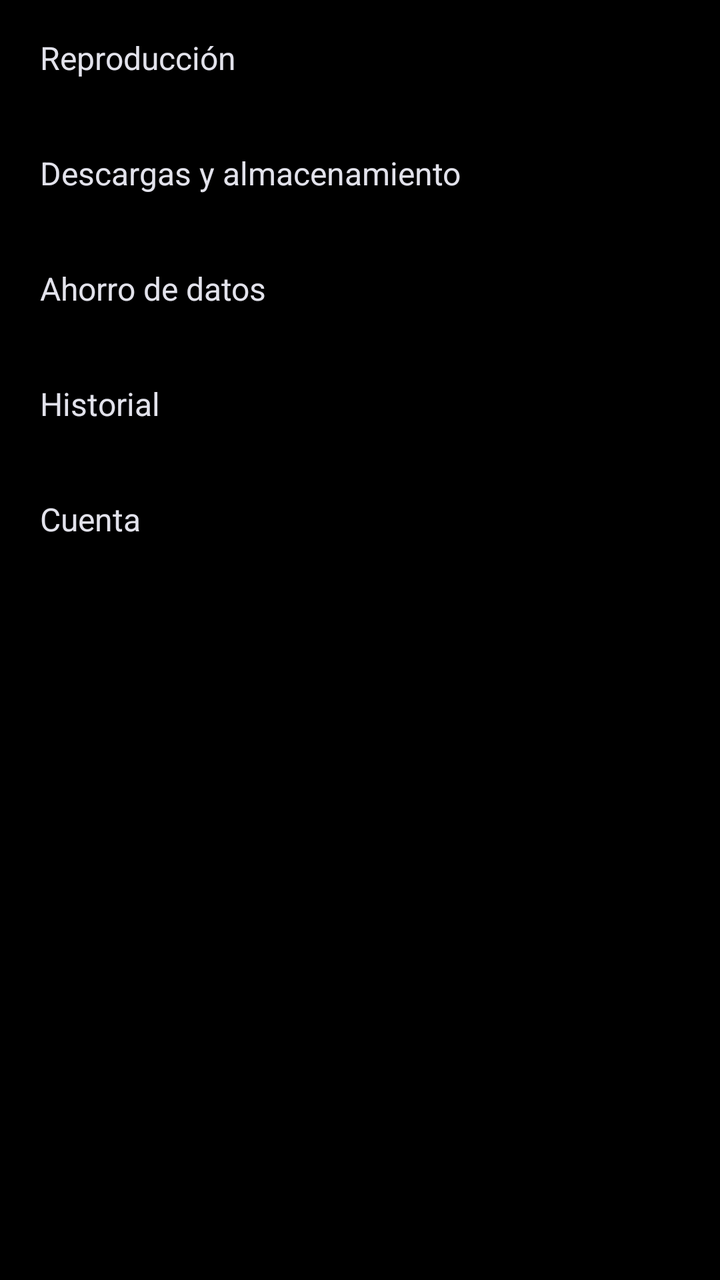
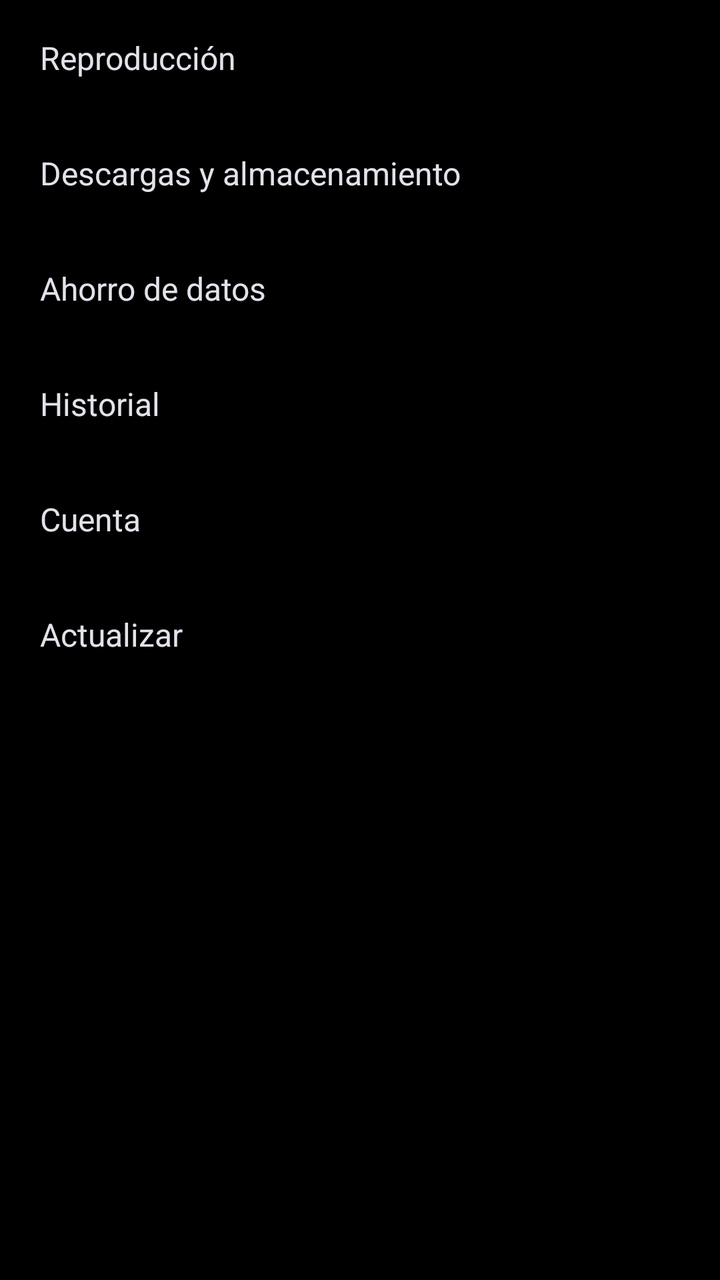

Compare the two renders of this Android layout. The source of the first and the diff that turns it into the second are given below.
<!-- AndroidManifest.xml: application theme Theme.Sleppify -->
<!-- res/layout/settings_root.xml -->
<?xml version="1.0" encoding="utf-8"?>
<LinearLayout xmlns:android="http://schemas.android.com/apk/res/android"
    android:layout_width="match_parent"
    android:layout_height="match_parent"
    android:background="#FF000000"
    android:orientation="vertical"
    android:paddingTop="0dp">

    <TextView
        android:id="@+id/rowSettingsPlayback"
        android:layout_width="match_parent"
        android:layout_height="wrap_content"
        android:background="?attr/selectableItemBackground"
        android:clickable="true"
        android:focusable="true"
        android:paddingHorizontal="20dp"
        android:paddingVertical="18dp"
        android:text="Reproducción"
        android:textColor="@color/text_primary"
        android:textSize="16sp" />

    <TextView
        android:id="@+id/rowSettingsDownloads"
        android:layout_width="match_parent"
        android:layout_height="wrap_content"
        android:background="?attr/selectableItemBackground"
        android:clickable="true"
        android:focusable="true"
        android:paddingHorizontal="20dp"
        android:paddingVertical="18dp"
        android:text="Descargas y almacenamiento"
        android:textColor="@color/text_primary"
        android:textSize="16sp" />

    <TextView
        android:id="@+id/rowSettingsDataSaver"
        android:layout_width="match_parent"
        android:layout_height="wrap_content"
        android:background="?attr/selectableItemBackground"
        android:clickable="true"
        android:focusable="true"
        android:paddingHorizontal="20dp"
        android:paddingVertical="18dp"
        android:text="Ahorro de datos"
        android:textColor="@color/text_primary"
        android:textSize="16sp" />

    <TextView
        android:id="@+id/rowSettingsHistory"
        android:layout_width="match_parent"
        android:layout_height="wrap_content"
        android:background="?attr/selectableItemBackground"
        android:clickable="true"
        android:focusable="true"
        android:paddingHorizontal="20dp"
        android:paddingVertical="18dp"
        android:text="Historial"
        android:textColor="@color/text_primary"
        android:textSize="16sp" />

    <TextView
        android:id="@+id/rowSettingsAccount"
        android:layout_width="match_parent"
        android:layout_height="wrap_content"
        android:background="?attr/selectableItemBackground"
        android:clickable="true"
        android:focusable="true"
        android:paddingHorizontal="20dp"
        android:paddingVertical="18dp"
        android:text="Cuenta"
        android:textColor="@color/text_primary"
        android:textSize="16sp" />

</LinearLayout>
<!-- resources referenced by this layout -->
<resources>
  <color name="text_primary">#e2e2eb</color>
  <style name="Theme.Sleppify" parent="Base.Theme.Sleppify" />
  <style name="Base.Theme.Sleppify" parent="Theme.Material3.Dark.NoActionBar">
          
          <item name="colorPrimary">@color/stitch_blue</item>
          <item name="colorSecondary">@color/stitch_blue_light</item>
          <item name="android:windowBackground">@color/surface_dark</item>
          <item name="android:navigationBarColor">@color/surface_dark</item>
          <item name="android:statusBarColor">@color/surface_dark</item>
          <item name="android:textColorPrimary">@color/text_primary</item>
          <item name="android:textColorSecondary">@color/text_secondary</item>
      </style>
  <color name="stitch_blue">#AEC7FD</color>
  <color name="stitch_blue_light">#AEC7FD</color>
  <color name="surface_dark">#111319</color>
  <color name="text_secondary">#c3c6d5</color>
</resources>

<!-- the commit's change to res/layout/settings_root.xml (unified diff, before → after) -->
@@ -71,4 +71,17 @@
         android:textColor="@color/text_primary"
         android:textSize="16sp" />
 
+    <TextView
+        android:id="@+id/rowSettingsUpdate"
+        android:layout_width="match_parent"
+        android:layout_height="wrap_content"
+        android:background="?attr/selectableItemBackground"
+        android:clickable="true"
+        android:focusable="true"
+        android:paddingHorizontal="20dp"
+        android:paddingVertical="18dp"
+        android:text="Actualizar"
+        android:textColor="@color/text_primary"
+        android:textSize="16sp" />
+
 </LinearLayout>
